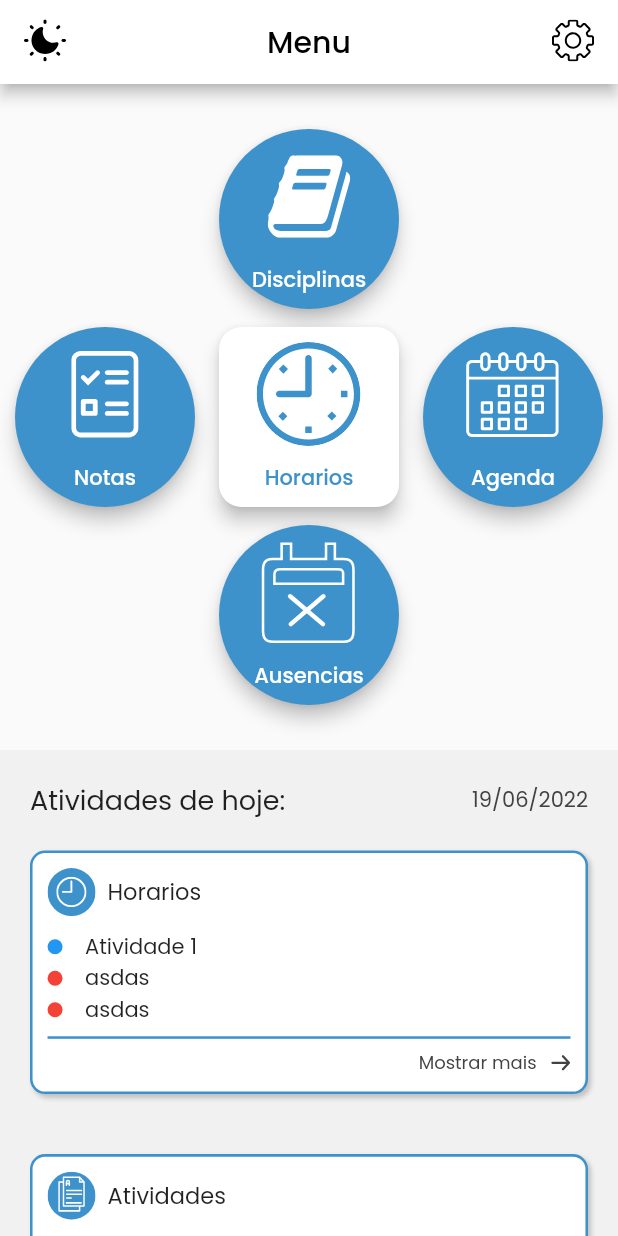
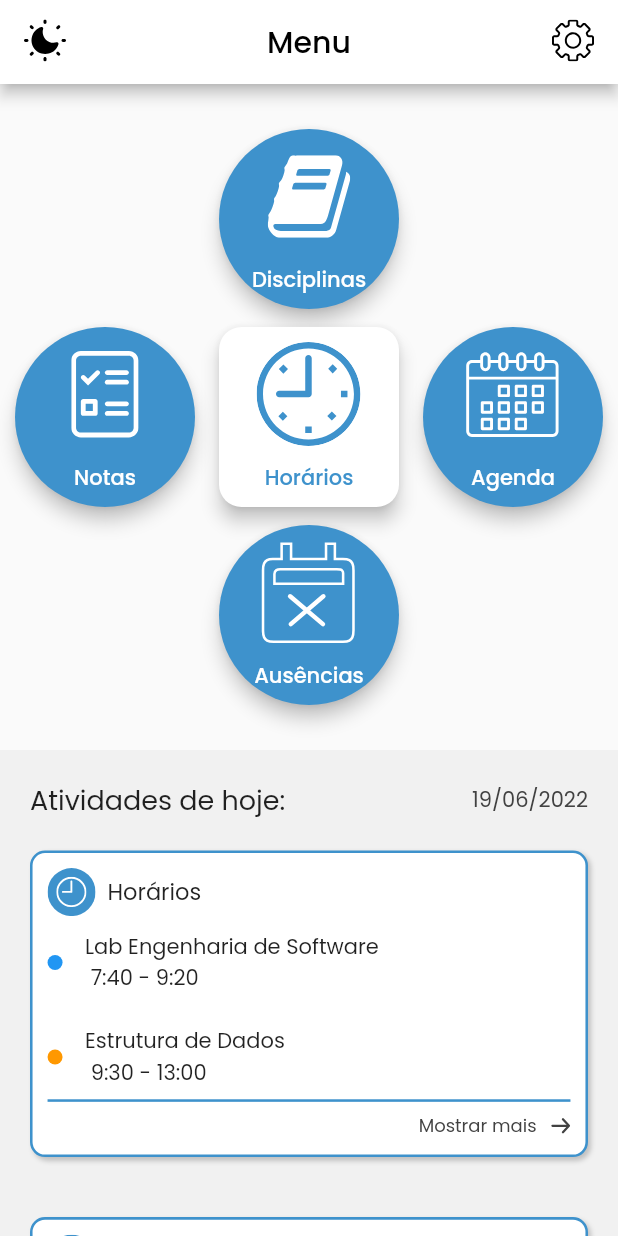
Before and after one commit to Mateuss18/School_Schedule, a Flutter app: the screen it shows once a user with an empty profile is signed in, on a phone screen of 412 x 824 dp. Run offline on Flutter 3.47's test engine with Material 2 defaults, Android fonts, the phone set to English and light mode, and no system bars; our stand-ins replace animated_splash_screen, cloud_firestore, firebase_auth, firebase_core, flutter_colorpicker, flutter_svg and 4 more; missing offline and left inert: dart:ffi; accounts and stored records are empty.

Commit message:
feat - mockup das atividades de hoje

```diff
--- a/school_schedule/lib/modules/home/pages/home_page.dart
+++ b/school_schedule/lib/modules/home/pages/home_page.dart
@@ -99,7 +99,7 @@ class _HomePageState extends State<HomePage> {
                               fit: BoxFit.scaleDown,
                               color: AppColors.corPrimaria),
                           Colors.white,
-                          'Horarios',
+                          'Horários',
                           AppColors.corPrimaria,
                           (() {
                             Navigator.push(
@@ -131,7 +131,7 @@ class _HomePageState extends State<HomePage> {
                         SvgPicture.asset(AppImages.ausenciasBrancoAzulSVG,
                             height: 90, width: 90, fit: BoxFit.scaleDown),
                         AppColors.corPrimaria,
-                        'Ausencias',
+                        'Ausências',
                         Colors.white, (() {
                       Navigator.push(
                         context,
@@ -167,14 +167,16 @@ class _HomePageState extends State<HomePage> {
                     ),
                     cardHorario(
                         AppColors.corRed,
-                        'Horarios',
+                        'Horários',
                         'Atividades',
                         null,
                         null,
                         SvgPicture.asset(AppImages.iconHorarioAzulBrancoSVG), [
-                      itemList(Colors.blue, 'Atividade 1'),
-                      itemList(Colors.red, 'asdas'),
-                      itemList(Colors.red, 'asdas'),
+                      itemList(Colors.blue,
+                          'Lab Engenharia de Software\n 7:40 - 9:20'),
+                      itemList(Colors.white, ''),
+                      itemList(
+                          Colors.orange, 'Estrutura de Dados\n 9:30 - 13:00'),
                     ], () {
                       Navigator.push(
                         context,
@@ -189,9 +191,11 @@ class _HomePageState extends State<HomePage> {
                         null,
                         null,
                         SvgPicture.asset(AppImages.avaliacaobrancoazul), [
-                      itemList(Colors.green, 'asdasdasd'),
-                      itemList(Colors.red, 'asdas'),
-                      itemList(Colors.red, 'asdas'),
+                      itemList(Colors.blue, 'Apresentação da Sprint Final\n Lab Engenharia de Software'),
+                      itemList(Colors.white, ''),
+                      itemList(Colors.pink, 'Entrega trabalho no Teams\n Inglês V'),
+                      itemList(Colors.white, ''),
+                      itemList(Colors.brown, 'Relatorio desenvolvimento TCC 1\n Met Pesquisa'),
                     ], () {
                       Navigator.push(
                         context,
@@ -206,9 +210,7 @@ class _HomePageState extends State<HomePage> {
                         null,
                         null,
                         SvgPicture.asset(AppImages.atividadesbrancoazul), [
-                      itemList(Colors.red, 'asdas'),
-                      itemList(Colors.red, 'asdas'),
-                      itemList(Colors.red, 'asdas'),
+                      itemList(Colors.orange, 'Prova 2\n Estrutura de Dados'),
                     ], () {
                       Navigator.push(
                         context,
```
Also changed, not shown: school_schedule/pubspec.lock, 1 other file.
